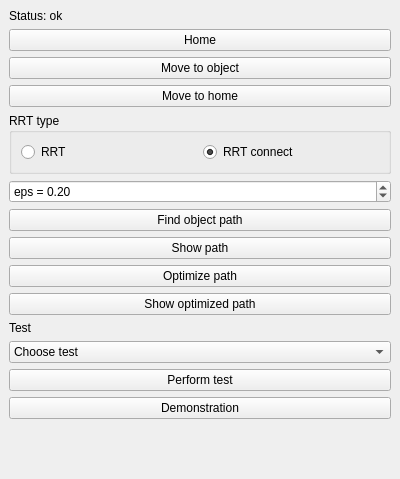
This is plugin/src/DualRobotPlugin.ui in martinjakobsgaard/dual-robots as Qt 5 draws it before an edit. The edited form follows.
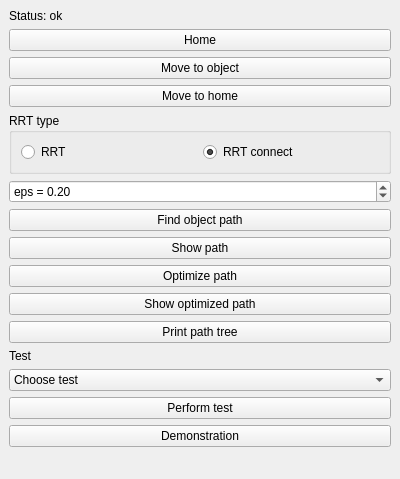
This is the edited form.

```diff
--- a/plugin/src/DualRobotPlugin.ui
+++ b/plugin/src/DualRobotPlugin.ui
@@ -134,6 +134,13 @@
       </property>
      </widget>
     </item>
+    <item>
+     <widget class="QPushButton" name="ui_button_printtree">
+      <property name="text">
+       <string>Print path tree</string>
+      </property>
+     </widget>
+    </item>
     <item>
      <widget class="QLabel" name="ui_label_test">
       <property name="text">
```
